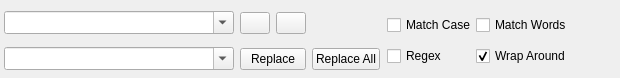
Above: qt/python/mantidqt/widgets/embedded_find_replace_dialog/dialog.ui from mantidproject/mantid before the change. Below: the same form after it.
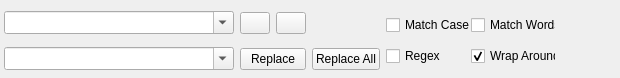
That is the form after the change.

Commit message: Use a set width hidden button to prevent spacer expansion, re #24531

What changed in the file:
```diff
--- a/qt/python/mantidqt/widgets/embedded_find_replace_dialog/dialog.ui
+++ b/qt/python/mantidqt/widgets/embedded_find_replace_dialog/dialog.ui
@@ -149,20 +149,35 @@
           </widget>
          </item>
          <item>
-          <spacer name="horizontalSpacer_2">
-           <property name="orientation">
-            <enum>Qt::Horizontal</enum>
+          <widget class="QPushButton" name="pushButton">
+           <property name="enabled">
+            <bool>false</bool>
            </property>
-           <property name="sizeType">
-            <enum>QSizePolicy::Expanding</enum>
+           <property name="minimumSize">
+            <size>
+             <width>68</width>
+             <height>0</height>
+            </size>
            </property>
-           <property name="sizeHint" stdset="0">
+           <property name="maximumSize">
             <size>
-             <width>1</width>
-             <height>20</height>
+             <width>68</width>
+             <height>16777215</height>
             </size>
            </property>
-          </spacer>
+           <property name="text">
+            <string/>
+           </property>
+           <property name="checkable">
+            <bool>false</bool>
+           </property>
+           <property name="autoDefault">
+            <bool>false</bool>
+           </property>
+           <property name="flat">
+            <bool>true</bool>
+           </property>
+          </widget>
          </item>
         </layout>
        </item>
@@ -203,22 +218,6 @@
            </property>
           </widget>
          </item>
-         <item>
-          <spacer name="horizontalSpacer">
-           <property name="orientation">
-            <enum>Qt::Horizontal</enum>
-           </property>
-           <property name="sizeType">
-            <enum>QSizePolicy::MinimumExpanding</enum>
-           </property>
-           <property name="sizeHint" stdset="0">
-            <size>
-             <width>1</width>
-             <height>20</height>
-            </size>
-           </property>
-          </spacer>
-         </item>
         </layout>
        </item>
       </layout>
@@ -243,6 +242,12 @@
            </property>
            <item>
             <widget class="QCheckBox" name="match_case">
+             <property name="maximumSize">
+              <size>
+               <width>85</width>
+               <height>16777215</height>
+              </size>
+             </property>
              <property name="text">
               <string>Match Case</string>
              </property>
@@ -250,6 +255,12 @@
            </item>
            <item>
             <widget class="QCheckBox" name="regex">
+             <property name="maximumSize">
+              <size>
+               <width>80</width>
+               <height>16777215</height>
+              </size>
+             </property>
              <property name="text">
               <string>Regex</string>
              </property>
@@ -268,6 +279,12 @@
            </property>
            <item>
             <widget class="QCheckBox" name="words">
+             <property name="maximumSize">
+              <size>
+               <width>85</width>
+               <height>16777215</height>
+              </size>
+             </property>
              <property name="text">
               <string>Match Words</string>
              </property>
@@ -275,6 +292,12 @@
            </item>
            <item>
             <widget class="QCheckBox" name="wrap_around">
+             <property name="maximumSize">
+              <size>
+               <width>85</width>
+               <height>16777215</height>
+              </size>
+             </property>
              <property name="text">
               <string>Wrap Around</string>
              </property>
```
